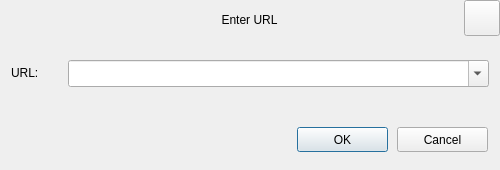
First picture: the form in src/merge/inputurl.ui, repository milislinux-topluluk/Milis-Video, before the edit.
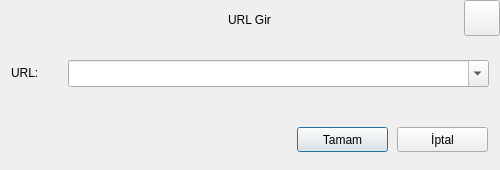
Second picture: the form after the edit.

```diff
--- a/src/merge/inputurl.ui
+++ b/src/merge/inputurl.ui
@@ -35,7 +35,7 @@
     </rect>
    </property>
    <property name="text">
-    <string>OK</string>
+    <string>Tamam</string>
    </property>
   </widget>
   <widget class="QPushButton" name="cancelBtn">
@@ -48,7 +48,7 @@
     </rect>
    </property>
    <property name="text">
-    <string>Cancel</string>
+    <string>İptal</string>
    </property>
   </widget>
   <widget class="QPushButton" name="closeBtn">
@@ -74,7 +74,7 @@
     </rect>
    </property>
    <property name="text">
-    <string>Enter URL</string>
+    <string>URL Gir</string>
    </property>
    <property name="alignment">
     <set>Qt::AlignCenter</set>
```
Left out of the diff: 2 changed lines with no effect on the pictures.
